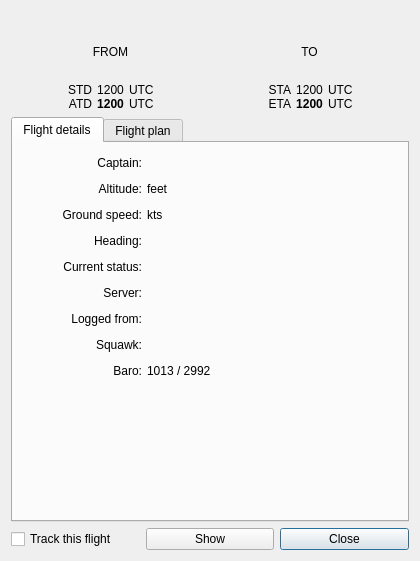
The window that source/ui/windows/flightdetailswindow.ui (Vatsinator/vatsinator-legacy) describes before a commit, drawn with Qt 5.
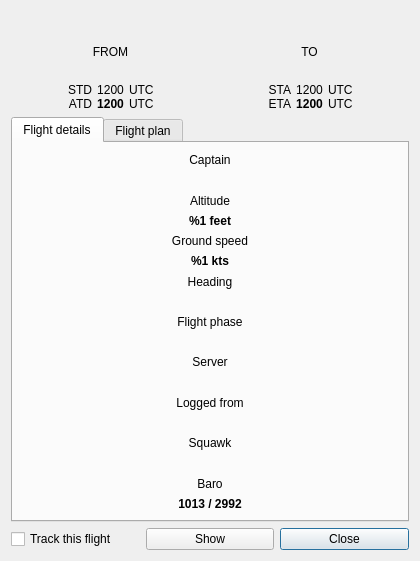
The same window after the commit. Icons and pictures are not drawn. Custom widgets are drawn as their Qt base class.

Commit message: Polish first page of FlightDetailsWindow

What changed in the file:
```diff
--- a/source/ui/windows/flightdetailswindow.ui
+++ b/source/ui/windows/flightdetailswindow.ui
@@ -430,194 +430,244 @@
       <attribute name="title">
        <string>Flight details</string>
       </attribute>
-      <layout class="QGridLayout" name="gridLayout" rowstretch="0,0,0,0,0,0,0,0,0,0" rowminimumheight="20,20,20,20,20,20,20,20,20,0">
+      <layout class="QVBoxLayout" name="verticalLayout_3">
        <property name="topMargin">
         <number>10</number>
        </property>
-       <property name="horizontalSpacing">
-        <number>5</number>
-       </property>
-       <item row="7" column="0">
-        <widget class="QLabel" name="SquawkLabelDesc">
+       <item>
+        <widget class="QLabel" name="PilotLabelDesc">
          <property name="text">
-          <string>Squawk:</string>
+          <string>Captain</string>
          </property>
          <property name="alignment">
-          <set>Qt::AlignRight|Qt::AlignTrailing|Qt::AlignVCenter</set>
+          <set>Qt::AlignCenter</set>
          </property>
         </widget>
        </item>
-       <item row="1" column="1">
+       <item>
+        <widget class="QLabel" name="PilotLabel">
+         <property name="font">
+          <font>
+           <weight>75</weight>
+           <bold>true</bold>
+          </font>
+         </property>
+         <property name="text">
+          <string/>
+         </property>
+         <property name="alignment">
+          <set>Qt::AlignCenter</set>
+         </property>
+        </widget>
+       </item>
+       <item>
+        <widget class="QLabel" name="AltitudeLabelDesc">
+         <property name="text">
+          <string>Altitude</string>
+         </property>
+         <property name="alignment">
+          <set>Qt::AlignCenter</set>
+         </property>
+        </widget>
+       </item>
+       <item>
         <widget class="QLabel" name="AltitudeLabel">
+         <property name="font">
+          <font>
+           <weight>75</weight>
+           <bold>true</bold>
+          </font>
+         </property>
          <property name="text">
-          <string>feet</string>
+          <string>%1 feet</string>
+         </property>
+         <property name="alignment">
+          <set>Qt::AlignCenter</set>
          </property>
         </widget>
        </item>
-       <item row="2" column="0">
+       <item>
         <widget class="QLabel" name="GroundSpeedLabelDesc">
          <property name="text">
-          <string>Ground speed:</string>
+          <string>Ground speed</string>
          </property>
          <property name="alignment">
-          <set>Qt::AlignRight|Qt::AlignTrailing|Qt::AlignVCenter</set>
+          <set>Qt::AlignCenter</set>
          </property>
         </widget>
        </item>
-       <item row="2" column="1">
+       <item>
         <widget class="QLabel" name="GroundSpeedLabel">
+         <property name="font">
+          <font>
+           <weight>75</weight>
+           <bold>true</bold>
+          </font>
+         </property>
          <property name="text">
-          <string>kts</string>
+          <string>%1 kts</string>
+         </property>
+         <property name="alignment">
+          <set>Qt::AlignCenter</set>
          </property>
         </widget>
        </item>
-       <item row="3" column="0">
+       <item>
         <widget class="QLabel" name="HeadingLabelDesc">
          <property name="text">
-          <string>Heading:</string>
+          <string>Heading</string>
          </property>
          <property name="alignment">
-          <set>Qt::AlignRight|Qt::AlignTrailing|Qt::AlignVCenter</set>
+          <set>Qt::AlignCenter</set>
          </property>
         </widget>
        </item>
-       <item row="1" column="0">
-        <widget class="QLabel" name="AltitudeLabelDesc">
-         <property name="text">
-          <string>Altitude:</string>
-         </property>
-         <property name="alignment">
-          <set>Qt::AlignRight|Qt::AlignTrailing|Qt::AlignVCenter</set>
-         </property>
-        </widget>
-       </item>
-       <item row="0" column="0">
-        <widget class="QLabel" name="PilotLabelDesc">
-         <property name="maximumSize">
-          <size>
-           <width>120</width>
-           <height>16777215</height>
-          </size>
-         </property>
-         <property name="text">
-          <string>Captain:</string>
-         </property>
-         <property name="alignment">
-          <set>Qt::AlignRight|Qt::AlignTrailing|Qt::AlignVCenter</set>
-         </property>
-        </widget>
-       </item>
-       <item row="0" column="1">
-        <widget class="QLabel" name="PilotLabel">
-         <property name="minimumSize">
-          <size>
-           <width>220</width>
-           <height>0</height>
-          </size>
-         </property>
-         <property name="text">
-          <string/>
-         </property>
-        </widget>
-       </item>
-       <item row="3" column="1">
+       <item>
         <widget class="QLabel" name="HeadingLabel">
+         <property name="font">
+          <font>
+           <weight>75</weight>
+           <bold>true</bold>
+          </font>
+         </property>
          <property name="text">
           <string/>
          </property>
+         <property name="alignment">
+          <set>Qt::AlignCenter</set>
+         </property>
         </widget>
        </item>
-       <item row="4" column="0">
-        <widget class="QLabel" name="CurrentStatusLabelDesc">
+       <item>
+        <widget class="QLabel" name="FlightPhaseLabelDesc">
          <property name="text">
-          <string>Current status:</string>
+          <string>Flight phase</string>
          </property>
          <property name="alignment">
-          <set>Qt::AlignRight|Qt::AlignTrailing|Qt::AlignVCenter</set>
+          <set>Qt::AlignCenter</set>
          </property>
         </widget>
        </item>
-       <item row="4" column="1">
-        <widget class="QLabel" name="CurrentStatusLabel">
+       <item>
+        <widget class="QLabel" name="FlightPhaseLabel">
+         <property name="font">
+          <font>
+           <weight>75</weight>
+           <bold>true</bold>
+          </font>
+         </property>
          <property name="text">
           <string/>
          </property>
+         <property name="alignment">
+          <set>Qt::AlignCenter</set>
+         </property>
         </widget>
        </item>
-       <item row="5" column="0">
+       <item>
         <widget class="QLabel" name="ServerLabelDesc">
          <property name="text">
-          <string>Server:</string>
+          <string>Server</string>
          </property>
          <property name="alignment">
-          <set>Qt::AlignRight|Qt::AlignTrailing|Qt::AlignVCenter</set>
+          <set>Qt::AlignCenter</set>
          </property>
         </widget>
        </item>
-       <item row="5" column="1">
+       <item>
         <widget class="QLabel" name="ServerLabel">
+         <property name="font">
+          <font>
+           <weight>75</weight>
+           <bold>true</bold>
+          </font>
+         </property>
          <property name="text">
           <string/>
          </property>
+         <property name="alignment">
+          <set>Qt::AlignCenter</set>
+         </property>
         </widget>
        </item>
-       <item row="6" column="0">
+       <item>
         <widget class="QLabel" name="TimeOnlineLabelDesc">
          <property name="text">
-          <string>Logged from:</string>
+          <string>Logged from</string>
          </property>
          <property name="alignment">
-          <set>Qt::AlignRight|Qt::AlignTrailing|Qt::AlignVCenter</set>
+          <set>Qt::AlignCenter</set>
          </property>
         </widget>
        </item>
-       <item row="6" column="1">
+       <item>
         <widget class="QLabel" name="TimeOnlineLabel">
+         <property name="font">
+          <font>
+           <weight>75</weight>
+           <bold>true</bold>
+          </font>
+         </property>
          <property name="text">
           <string/>
          </property>
+         <property name="alignment">
+          <set>Qt::AlignCenter</set>
+         </property>
         </widget>
        </item>
-       <item row="7" column="1">
+       <item>
+        <widget class="QLabel" name="SquawkLabelDesc">
+         <property name="text">
+          <string>Squawk</string>
+         </property>
+         <property name="alignment">
+          <set>Qt::AlignCenter</set>
+         </property>
+        </widget>
+       </item>
+       <item>
         <widget class="QLabel" name="SquawkLabel">
+         <property name="font">
+          <font>
+           <weight>75</weight>
+           <bold>true</bold>
+          </font>
+         </property>
          <property name="text">
           <string/>
          </property>
+         <property name="alignment">
+          <set>Qt::AlignCenter</set>
+         </property>
         </widget>
        </item>
-       <item row="8" column="0">
+       <item>
         <widget class="QLabel" name="AltimeterLabelDesc">
          <property name="text">
-          <string>Baro:</string>
+          <string>Baro</string>
          </property>
          <property name="alignment">
-          <set>Qt::AlignRight|Qt::AlignTrailing|Qt::AlignVCenter</set>
+          <set>Qt::AlignCenter</set>
          </property>
         </widget>
        </item>
-       <item row="8" column="1">
+       <item>
         <widget class="QLabel" name="AltimeterLabel">
+         <property name="font">
+          <font>
+           <weight>75</weight>
+           <bold>true</bold>
+          </font>
+         </property>
          <property name="text">
           <string notr="true">1013 / 2992</string>
          </property>
+         <property name="alignment">
+          <set>Qt::AlignCenter</set>
+         </property>
         </widget>
        </item>
-       <item row="9" column="0">
-        <spacer name="verticalSpacer">
-         <property name="orientation">
-          <enum>Qt::Vertical</enum>
-         </property>
-         <property name="sizeType">
-          <enum>QSizePolicy::Expanding</enum>
-         </property>
-         <property name="sizeHint" stdset="0">
-          <size>
-           <width>0</width>
-           <height>79</height>
-          </size>
-         </property>
-        </spacer>
-       </item>
       </layout>
      </widget>
      <widget class="QWidget" name="FlightPlanTab">
```
The commit also changes 1 other file.
